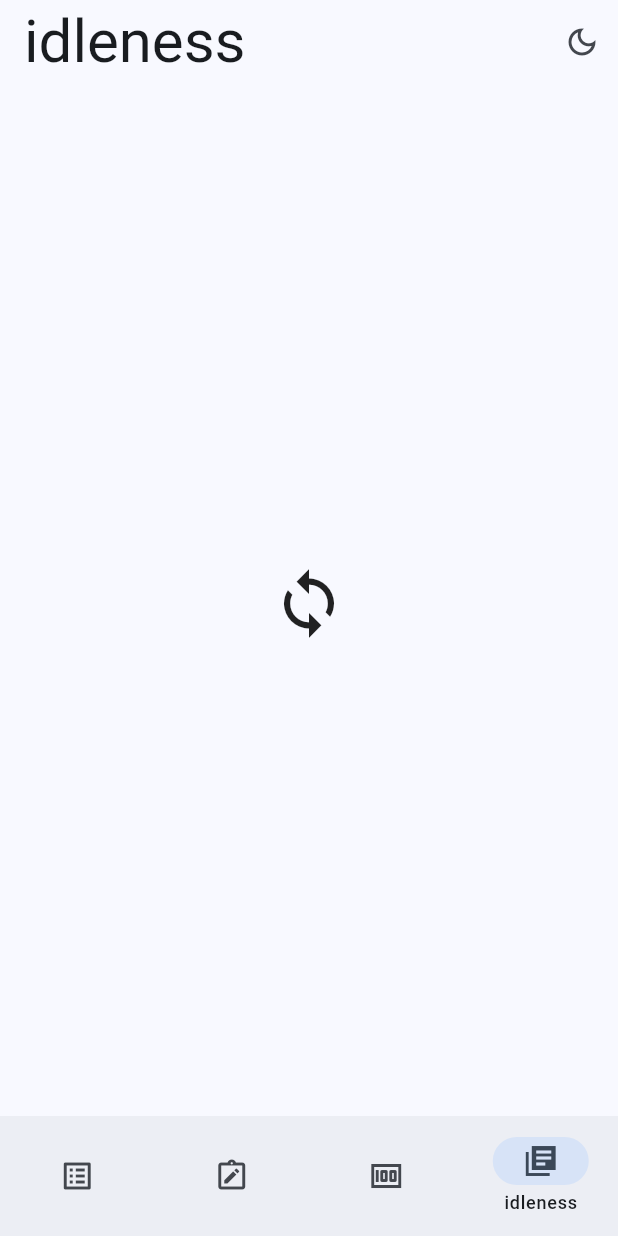
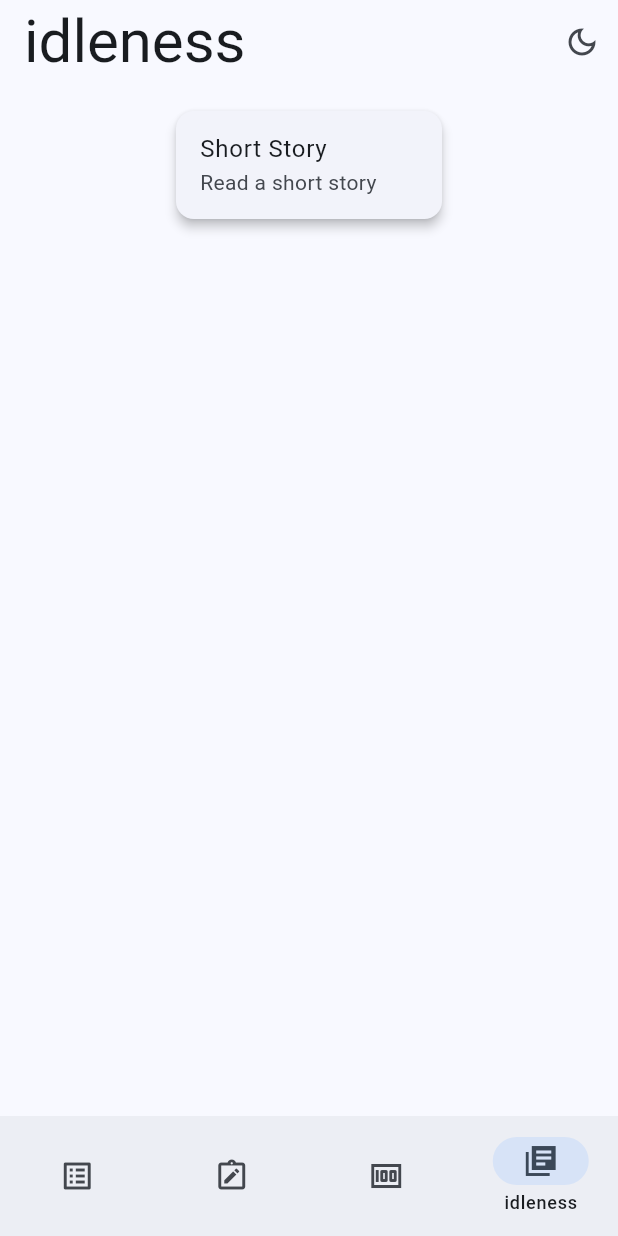
Before and after one commit to lewissmatos/a_lil_bit_productive, a Flutter app: the screen it shows after launch, item 4 of the bottom bar chosen, on a phone screen of 412 x 824 dp. Run offline on Flutter 3.47's test engine with Material 3 defaults, Android fonts, the phone set to English and light mode, and no system bars; our stand-ins replace animate_do, dio, flutter_riverpod, go_router, isar; missing offline and left inert: flutter_material_color_picker; accounts and stored records are empty; generated files the repository leaves out were written again.

```diff
--- a/lib/config/router/app_router.dart
+++ b/lib/config/router/app_router.dart
@@ -1,3 +1,4 @@
+import 'package:a_lil_bit_productive/presentation/screens/idleness/bookmarked_stories_screen.dart';
 import 'package:a_lil_bit_productive/presentation/screens/note/new_note_screen.dart';
 import 'package:a_lil_bit_productive/presentation/screens/screens.dart';
 import 'package:go_router/go_router.dart';
@@ -46,6 +47,12 @@ final appRouter = GoRouter(
               return NewNoteScreen(noteId: noteId);
             },
           ),
+          GoRoute(
+            path: 'short-story',
+            builder: (context, state) {
+              return const ShortStoryScreen();
+            },
+          ),
         ],
       ),
       GoRoute(
--- a/lib/domain/datasources/short_story_datasource.dart
+++ b/lib/domain/datasources/short_story_datasource.dart
@@ -6,4 +6,6 @@ abstract class ShortStoryDatasource {
   Future<ShortStory> getShortStory();
 
   Future<ShortStory?> bookmarkShortStory({required ShortStory story});
+
+  Future<List<ShortStory?>> getBookmarkedStories();
 }
--- a/lib/domain/repository/short_story_repository.dart
+++ b/lib/domain/repository/short_story_repository.dart
@@ -6,4 +6,6 @@ abstract class ShortStoryRepository {
   Future<ShortStory> getShortStory();
 
   Future<ShortStory?> bookmarkShortStory({required ShortStory story});
+
+  Future<List<ShortStory?>> getBookmarkedStories();
 }
--- a/lib/infrastructure/datasources_impl/note_datasource_impl.dart
+++ b/lib/infrastructure/datasources_impl/note_datasource_impl.dart
@@ -13,7 +13,7 @@ class NoteDatasourceImpl implements NoteDatasource {
   Future<Isar> openIsarDb() async {
     final dir = await getApplicationDocumentsDirectory();
     if (Isar.instanceNames.isEmpty) {
-      return await Isar.open(
+      return Isar.openSync(
         [
           ReminderSchema,
           NoteSchema,
--- a/lib/infrastructure/datasources_impl/reminder_datasource_impl.dart
+++ b/lib/infrastructure/datasources_impl/reminder_datasource_impl.dart
@@ -13,7 +13,7 @@ class ReminderDatasourceImpl extends ReminderDatasource {
   Future<Isar> openIsarDb() async {
     final dir = await getApplicationDocumentsDirectory();
     if (Isar.instanceNames.isEmpty) {
-      return await Isar.open(
+      return Isar.openSync(
         [
           ReminderSchema,
           NoteSchema,
--- a/lib/infrastructure/repository_impl/short_story_repository_impl.dart
+++ b/lib/infrastructure/repository_impl/short_story_repository_impl.dart
@@ -21,4 +21,9 @@ class ShortStoryRepositoryImpl extends ShortStoryRepository {
   Future<ShortStory?> bookmarkShortStory({required ShortStory story}) async {
     return await shortStoryDatasource.bookmarkShortStory(story: story);
   }
+
+  @override
+  Future<List<ShortStory?>> getBookmarkedStories() async {
+    return await shortStoryDatasource.getBookmarkedStories();
+  }
 }
--- a/lib/presentation/screens/note/new_note_screen.dart
+++ b/lib/presentation/screens/note/new_note_screen.dart
@@ -68,7 +68,7 @@ class NewNoteScreenState extends ConsumerState<NewNoteScreen> {
     // ignore: use_build_context_synchronously
     ScaffoldMessenger.of(context).showSnackBar(
       SnackBar(
-        content: const Text('reminder created successfully!'),
+        content: const Text('note created successfully!'),
         duration: const Duration(milliseconds: 1500),
         padding: const EdgeInsets.symmetric(
           vertical: 14,
--- a/lib/presentation/screens/screens.dart
+++ b/lib/presentation/screens/screens.dart
@@ -1,2 +1,3 @@
 export './base_screen.dart';
 export './reminder/new_reminder_screen.dart';
+export 'package:a_lil_bit_productive/presentation/screens/idleness/short_story_screen.dart';
--- a/lib/presentation/views/idleness/idleness_view.dart
+++ b/lib/presentation/views/idleness/idleness_view.dart
@@ -1,9 +1,6 @@
-import 'package:a_lil_bit_productive/presentation/providers/short_story/short_story_impl_provider.dart';
-import 'package:animate_do/animate_do.dart';
 import 'package:flutter/material.dart';
 import 'package:flutter_riverpod/flutter_riverpod.dart';
-
-import '../../../domain/entities/entities.dart';
+import 'package:go_router/go_router.dart';
 
 class IdlenessView extends ConsumerStatefulWidget {
   const IdlenessView({super.key});
@@ -13,191 +10,43 @@ class IdlenessView extends ConsumerStatefulWidget {
 }
 
 class IdlenessViewState extends ConsumerState<IdlenessView> {
-  ShortStory story = ShortStory(storyId: '', title: '', description: '');
-  bool isStoryFetched = false;
-
-  @override
-  void initState() {
-    super.initState();
-    fetchStory();
-  }
-
-  @override
-  void dispose() {
-    super.dispose();
-  }
-
-  Future<bool> fetchStory() async {
-    ref.read(shortStoryRepositoryImplProvider).getShortStory().then((value) {
-      setState(() {
-        story = value;
-        isStoryFetched = true;
-      });
-    });
-
-    return true;
-  }
-
   @override
   Widget build(BuildContext context) {
-// bookmarkShortStory
-    final shortStoryProvider = ref.read(shortStoryRepositoryImplProvider);
-
-    Future<ShortStory?> bookmarkShortStory() async {
-      return await shortStoryProvider
-          .bookmarkShortStory(story: story)
-          .then((value) {
-        setState(() {
-          story = value!;
-          // isStoryFetched = true;
-        });
-        return story;
-      });
-    }
-
-    if (!isStoryFetched) {
-      return FadeInDown(
-        child: Center(
-            child: SpinPerfect(
-          duration: const Duration(milliseconds: 1000),
-          infinite: true,
-          child: const Icon(
-            Icons.sync,
-            size: 50,
-          ),
-        )),
-      );
-    } else {
-      return FadeIn(
-        child: SafeArea(
-          child: Dismissible(
-            key: Key(story.storyId),
-            background: DismissibleItemBackground(
-              isBookmarked: story.isBookmarked,
-            ),
-            secondaryBackground:
-                FadeIn(child: const DismissibleItemSecondaryBackground()),
-            confirmDismiss: (direction) async {
-              if (direction == DismissDirection.startToEnd) {
-                await bookmarkShortStory();
-                return false;
-              }
-              setState(() {
-                isStoryFetched = false;
-              });
-              await fetchStory();
-              return true;
-            },
-            child: Padding(
-              padding: const EdgeInsets.all(10),
-              child: ShortStoryContainer(story: story),
-            ),
-          ),
-        ),
-      );
-    }
-  }
-}
-
-class ShortStoryContainer extends StatelessWidget {
-  final ShortStory story;
-  const ShortStoryContainer({
-    required this.story,
-    super.key,
-  });
-
-  @override
-  Widget build(BuildContext context) {
-    return ListView(
-      children: [
-        Row(
-          mainAxisAlignment: MainAxisAlignment.spaceBetween,
-          crossAxisAlignment: CrossAxisAlignment.start,
+    return Padding(
+      padding: const EdgeInsets.all(10),
+      child: Container(
+        alignment: Alignment.topCenter,
+        child: const Wrap(
+          spacing: 5,
+          runSpacing: 5,
+          alignment: WrapAlignment.spaceBetween,
+          crossAxisAlignment: WrapCrossAlignment.center, // Add this line
           children: [
-            Expanded(
-              child: Text(
-                story.title,
-                style: const TextStyle(
-                  fontSize: 28,
-                  fontWeight: FontWeight.bold,
-                ),
-              ),
-            ),
-            const SizedBox(width: 10),
-            if (story.isBookmarked)
-              const Icon(Icons.bookmark_added_outlined,
-                  size: 30, color: Colors.green),
+            IdlenessItem(),
           ],
         ),
-        const SizedBox(height: 10),
-        Text(
-          story.description,
-          style: const TextStyle(
-            fontSize: 18,
-            fontWeight: FontWeight.normal,
-          ),
-        ),
-        const SizedBox(height: 10),
-        Text(
-          '-${story.moral}',
-          style: const TextStyle(
-            fontSize: 16,
-          ),
-        ),
-      ],
-    );
-  }
-}
-
-class DismissibleItemBackground extends StatelessWidget {
-  final bool isBookmarked;
-  const DismissibleItemBackground({
-    super.key,
-    required this.isBookmarked,
-  });
-
-  @override
-  Widget build(BuildContext context) {
-    return Align(
-      alignment: Alignment.centerLeft,
-      child: Row(
-        mainAxisAlignment: MainAxisAlignment.start,
-        children: [
-          const SizedBox(width: 20),
-          Icon(
-            !isBookmarked ? Icons.bookmark_add_outlined : Icons.close_outlined,
-            color: !isBookmarked ? Colors.green : Colors.orange,
-          ),
-          Text(!isBookmarked ? " bookmark" : " remove bookmark",
-              style: TextStyle(
-                color: !isBookmarked ? Colors.green : Colors.orange,
-                fontWeight: FontWeight.w700,
-              )),
-        ],
       ),
     );
   }
 }
 
-class DismissibleItemSecondaryBackground extends StatelessWidget {
-  const DismissibleItemSecondaryBackground({
-    super.key,
-  });
+class IdlenessItem extends StatelessWidget {
+  const IdlenessItem({super.key});
 
   @override
   Widget build(BuildContext context) {
-    return const Align(
-      alignment: Alignment.centerRight,
-      child: Row(
-        mainAxisAlignment: MainAxisAlignment.end,
-        children: <Widget>[
-          Icon(
-            Icons.next_plan_outlined,
-          ),
-          Text(" Next Story", style: TextStyle(fontWeight: FontWeight.w700)),
-          SizedBox(width: 20),
-        ],
-      ),
+    final screenSize = MediaQuery.of(context).size;
+    return SizedBox(
+      width: screenSize.width * 0.45,
+      child: Card(
+          elevation: 3,
+          child: ListTile(
+            title: const Text('Short Story'),
+            subtitle: const Text('Read a short story'),
+            onTap: () {
+              context.go('/base/3/short-story');
+            },
+          )),
     );
   }
 }
```
Also changed, not shown: lib/infrastructure/datasources_impl/short_story_datasource_impl.dart (+12 -1 lines), lib/presentation/screens/idleness/bookmarked_stories_screen.dart (added, +84 -0 lines), lib/presentation/screens/idleness/short_story_screen.dart (added, +281 -0 lines).
